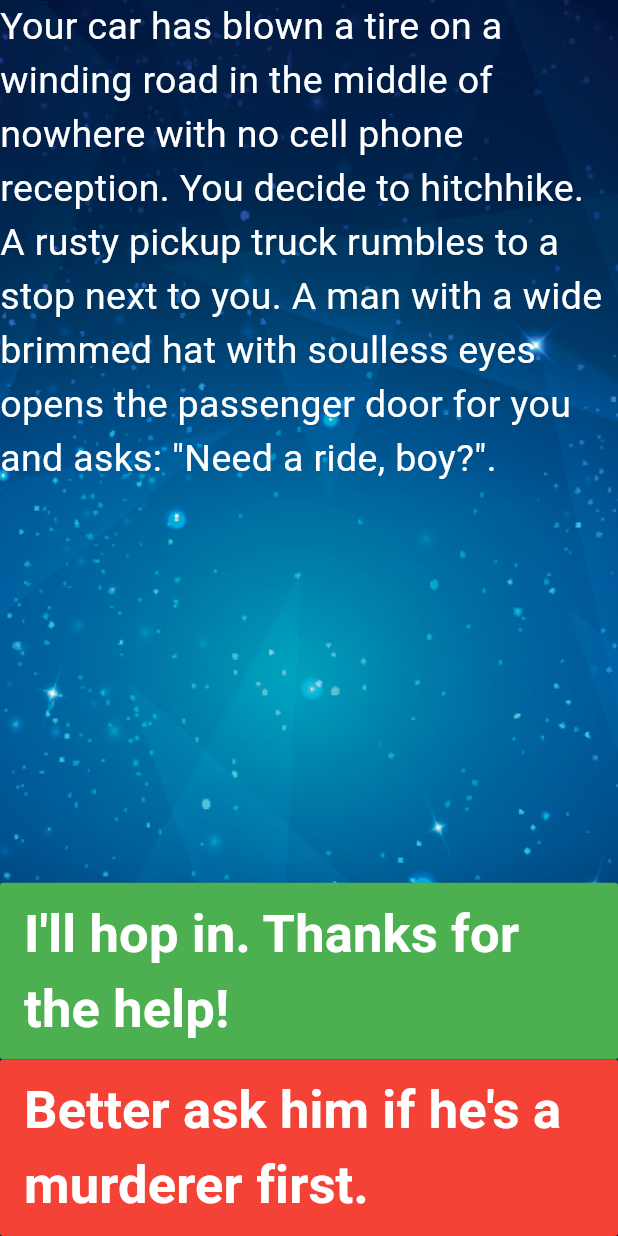
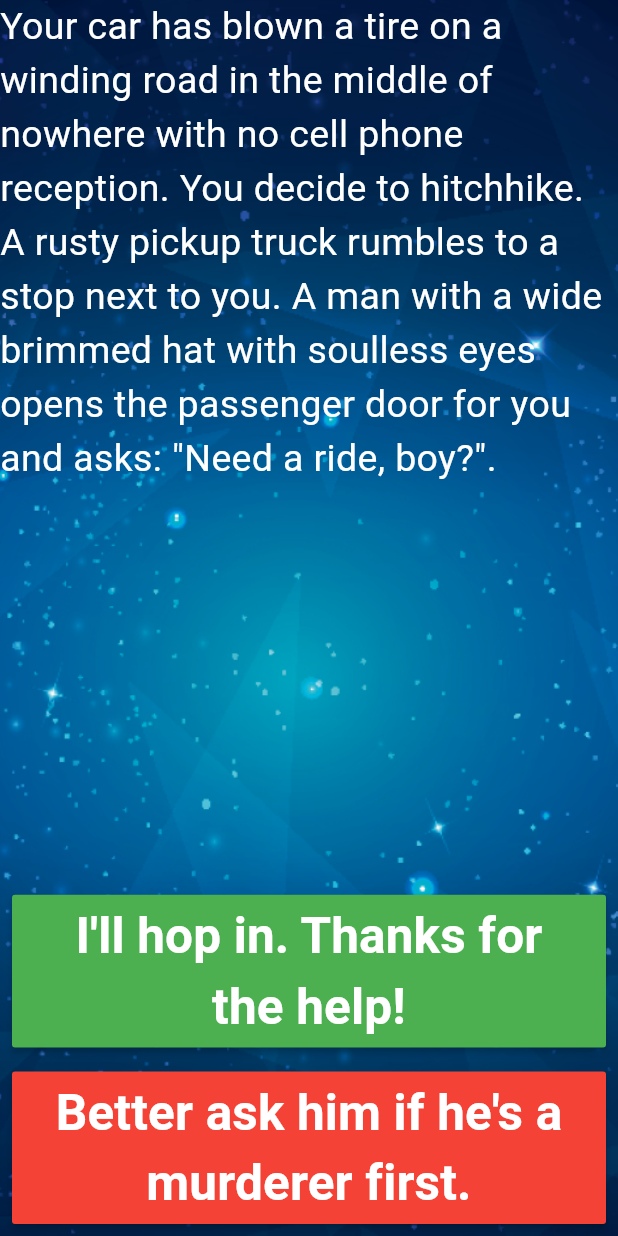
Before and after one commit to tienluan02/choose-your-own, a Flutter app: the PlayingScreen screen opened directly, on a phone screen of 412 x 824 dp. Run offline on Flutter 3.47's test engine with Material 3 defaults, Android fonts, the phone set to English and light mode, and no system bars.

Commit message:
buttons for choices

```diff
--- a/testchallengeapp/lib/components/choice_button.dart
+++ b/testchallengeapp/lib/components/choice_button.dart
@@ -1,4 +1,5 @@
 import 'package:flutter/material.dart';
+import 'package:testchallengeapp/components/constant.dart';
 
 class CreateChoiceButton extends StatefulWidget {
   const CreateChoiceButton({super.key, required this.enterText, required this.color});
@@ -13,15 +14,20 @@ class CreateChoiceButton extends StatefulWidget {
 class _CreateChoiceButtonState extends State<CreateChoiceButton> {
   @override
   Widget build(BuildContext context) {
-    return MaterialButton(
-      color: widget.color,
-      onPressed: () {},
-      child: Text(
-        widget.enterText,
-        style: TextStyle(
-          color: Colors.white,
-          fontSize: 35,
-          fontWeight: FontWeight.bold,
+    return Padding(
+      padding: const EdgeInsets.all(8.0),
+      child: Container(
+        decoration: BoxDecoration(
+          borderRadius: BorderRadius.circular(30),
+        ),
+        child: MaterialButton(
+          color: widget.color,
+          onPressed: () {},
+          child: Text(
+            textAlign: TextAlign.center,
+            widget.enterText,
+            style: kChoiceButton,
+          ),
         ),
       ),
     );
--- a/testchallengeapp/lib/components/constant.dart
+++ b/testchallengeapp/lib/components/constant.dart
@@ -10,6 +10,12 @@ const kMainText = TextStyle(
   fontSize: 40,
   fontWeight: FontWeight.bold,
   color: Colors.white,
+);
+
+const kChoiceButton = TextStyle(
+  color: Colors.white,
+  fontSize: 33,
+  fontWeight: FontWeight.bold,
 );
 
 const List<Story> _storyData = [
```
